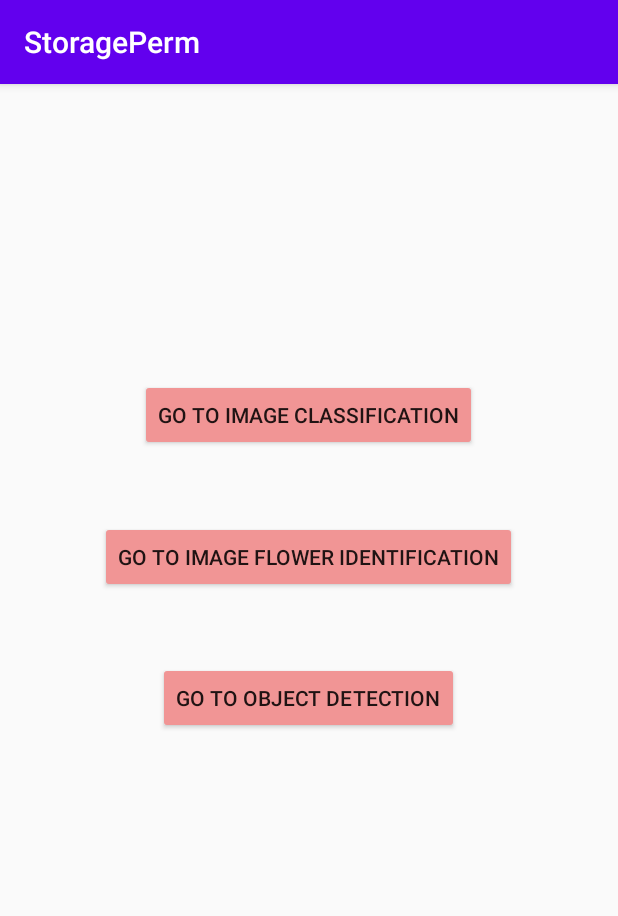
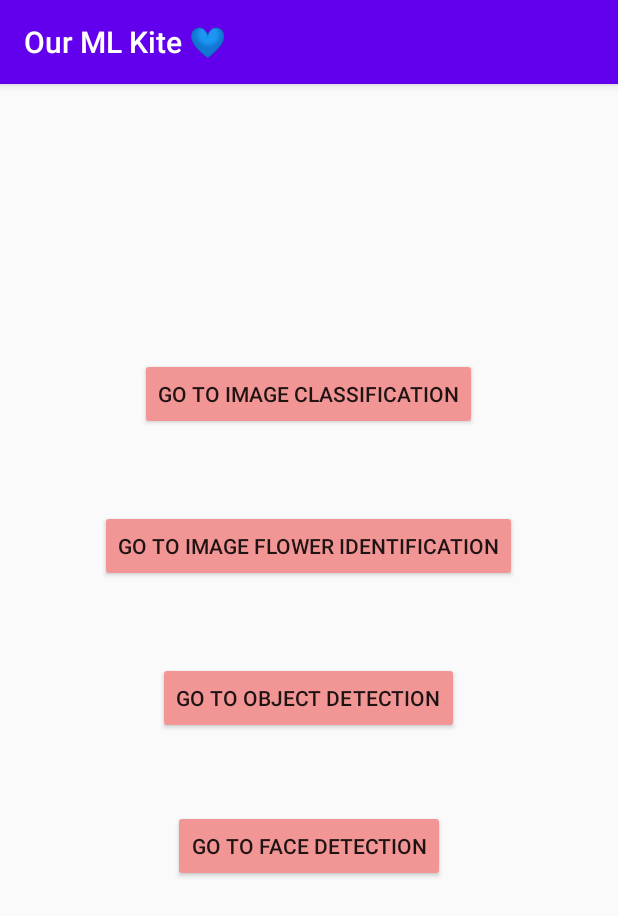
Before and after one commit to oumnou/ML-Kit-APP, an Android app: the screen it shows after launch (MainActivity), on a phone screen of 412 x 824 dp. Shown: the top 916 px of the screen. Run offline under Robolectric (Android 15) with nearby library versions, the phone set to English and light mode, and no system bars.

Commit message:
Adding Face detection using Google ML Kit library

```diff
--- a/app/build.gradle
+++ b/app/build.gradle
@@ -42,6 +42,9 @@ dependencies {
     // object detection
     implementation 'com.google.mlkit:object-detection:17.0.0'
 
+    // face detection
+    implementation 'com.google.mlkit:face-detection:16.1.5'
+
     testImplementation 'junit:junit:4.13.2'
     androidTestImplementation 'androidx.test.ext:junit:1.1.5'
     androidTestImplementation 'androidx.test.espresso:espresso-core:3.5.1'
--- a/app/src/main/res/layout/activity_main.xml
+++ b/app/src/main/res/layout/activity_main.xml
@@ -22,7 +22,7 @@
         app:layout_constraintHorizontal_bias="0.497"
         app:layout_constraintStart_toStartOf="parent"
         app:layout_constraintTop_toTopOf="parent"
-        app:layout_constraintVertical_bias="0.273" />
+        app:layout_constraintVertical_bias="0.254" />
 
     <Button
         android:id="@+id/button1"
@@ -59,4 +59,21 @@
         app:layout_constraintVertical_bias="0.535" />
 
 
+    <Button
+        android:id="@+id/button4"
+        android:layout_width="wrap_content"
+        android:layout_height="wrap_content"
+        android:backgroundTint="#F19595"
+        android:onClick="onGoToFacedetection"
+        android:text="@string/go_to_face_detection"
+        android:textColorHighlight="#C36060"
+        android:textColorHint="#CA6363"
+
+        app:layout_constraintBottom_toBottomOf="parent"
+        app:layout_constraintEnd_toEndOf="parent"
+        app:layout_constraintStart_toStartOf="parent"
+        app:layout_constraintTop_toTopOf="parent"
+        app:layout_constraintVertical_bias="0.672" />
+
+
 </androidx.constraintlayout.widget.ConstraintLayout>
--- a/app/src/main/res/values/strings.xml
+++ b/app/src/main/res/values/strings.xml
@@ -1,8 +1,9 @@
 <resources>
-    <string name="app_name">StoragePerm</string>
+    <string name="app_name">Our ML Kite 💙</string>
     <string name="pick_image">Pick Image</string>
     <string name="start_camera">Start Camera</string>
     <string name="output">Output</string>
     <string name="go_to_image_flower_identification">Go to Image Flower Identification</string>
     <string name="go_to_object_detection">Go to object detection</string>
+    <string name="go_to_face_detection">Go to face detection</string>
 </resources>
```
Also changed, not shown: app/src/main/AndroidManifest.xml (+3 -4 lines), app/src/main/java/com/example/storageperm/MainActivity.java (+7 -0 lines), app/src/main/java/com/example/storageperm/image/FaceDetectionActivity.java (added, +68 -0 lines).
